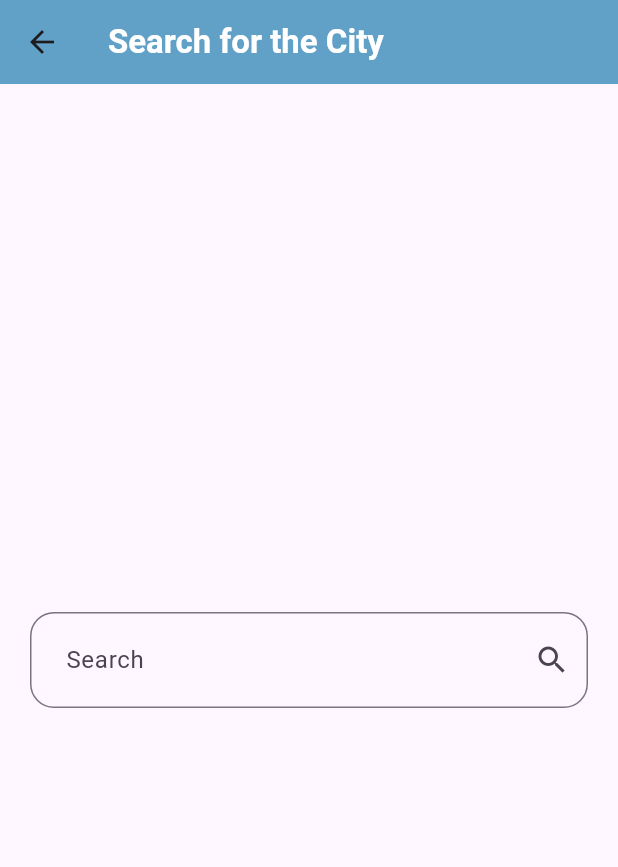
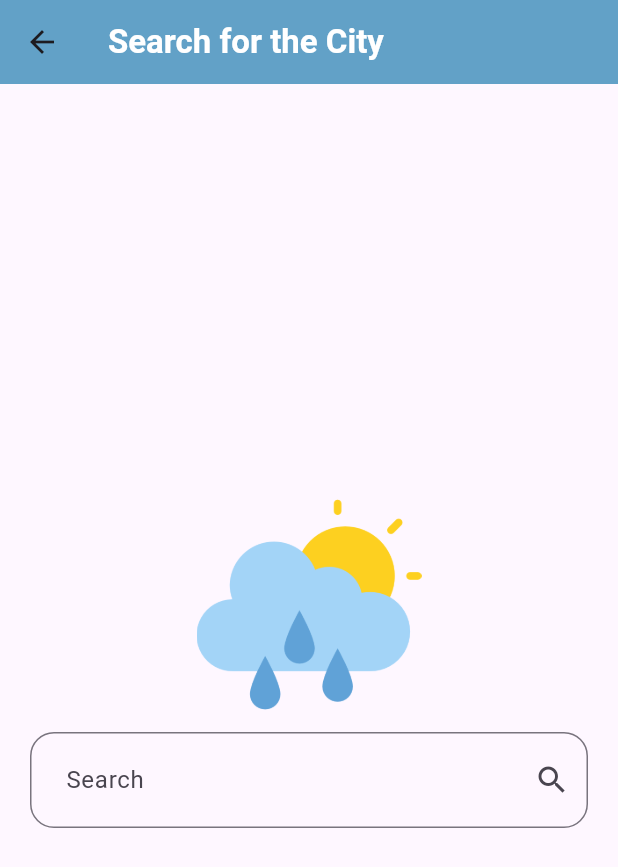
Before and after one commit to salma-elmaghawry/Weather-App, a Flutter app: the SearchView screen opened directly, on a phone screen of 412 x 824 dp. Shown: the top 867 px of the screen. Run offline on Flutter 3.47's test engine with Material 3 defaults, Android fonts, the phone set to English and light mode, and no system bars.

Commit message:
update search page ui

```diff
--- a/lib/pages/SearchView.dart
+++ b/lib/pages/SearchView.dart
@@ -19,8 +19,20 @@ class SearchView extends StatelessWidget {
       ),
       body: Padding(
         padding: const EdgeInsets.symmetric(horizontal: 20),
+
           child: Center(
-          child: TextField(
+            child: Column(
+              mainAxisAlignment: MainAxisAlignment.center,
+              children: [
+                Image.asset(
+                'assets/cloudy.png',
+                width: 150,
+                height: 150,
+              ),
+              const SizedBox(
+                height: 10,
+              ),
+                TextField(
                     onSubmitted: (value) {
                       log(value);
                     },
@@ -35,6 +47,9 @@ class SearchView extends StatelessWidget {
                       ),
                       hintText: 'Enter City Name',
                     )),
+              ],
+            ),
+
         ),
       ),
     );
```
Lines whose indentation alone changed are shown as unchanged.
